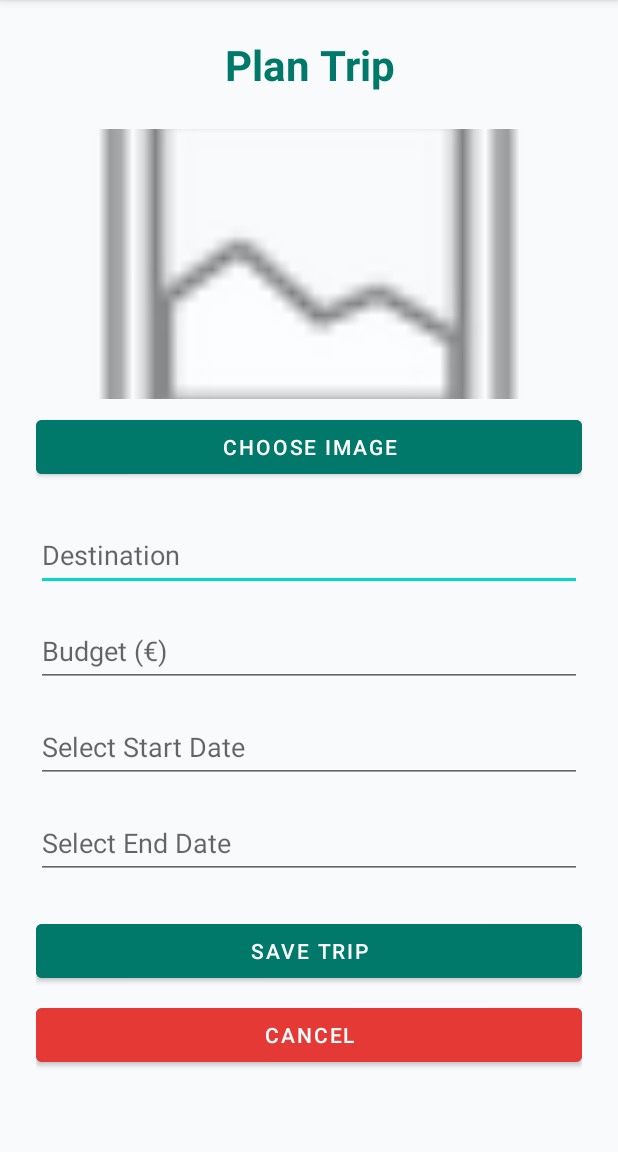
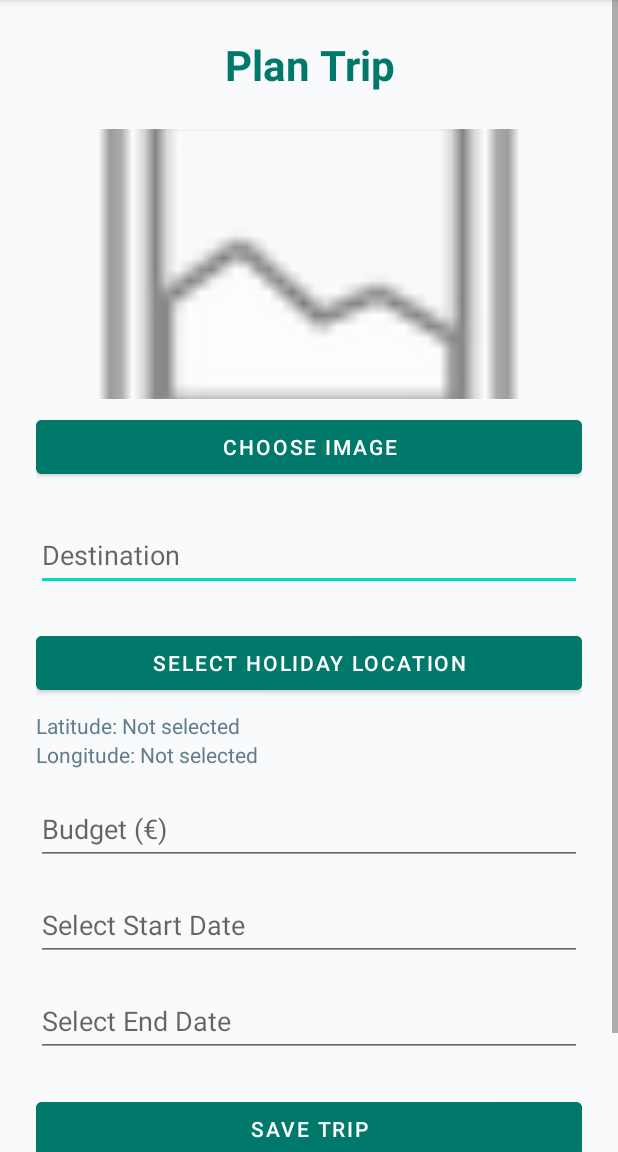
Before and after one commit to jason-liu227/Personal-Holiday-Planner, an Android app: the AddEditActivity screen opened directly, with no data from a screen before it, on a phone screen of 412 x 824 dp, the part 84-1236 px from its top. Run offline under Robolectric (Android 15) with nearby library versions, the phone set to English and light mode, and no system bars; our stand-ins replace Timber.

Commit message:
Added location button and coordinates text view

```diff
--- a/app/src/main/res/layout/activity_add_edit.xml
+++ b/app/src/main/res/layout/activity_add_edit.xml
@@ -61,6 +61,33 @@
                 android:minHeight="48dp"
                 android:textColor="#000000" />
 
+            <Button
+                android:id="@+id/locationButton"
+                android:layout_width="match_parent"
+                android:layout_height="wrap_content"
+                android:layout_marginTop="8dp"
+                android:backgroundTint="@color/planner_teal"
+                android:text="Select Holiday Location"
+                android:textColor="@color/planner_white" />
+
+            <TextView
+                android:id="@+id/latitudeText"
+                android:layout_width="match_parent"
+                android:layout_height="wrap_content"
+                android:layout_marginTop="8dp"
+                android:text="Latitude: Not selected"
+                android:textColor="@color/planner_secondary"
+                android:textSize="14sp" />
+
+            <TextView
+                android:id="@+id/longitudeText"
+                android:layout_width="match_parent"
+                android:layout_height="wrap_content"
+                android:layout_marginBottom="16dp"
+                android:text="Longitude: Not selected"
+                android:textColor="@color/planner_secondary"
+                android:textSize="14sp" />
+
             <EditText
                 android:id="@+id/budgetInput"
                 android:layout_width="match_parent"
@@ -110,6 +137,8 @@
                 android:text="Cancel"
                 android:textColor="@color/planner_white" />
 
+
+
         </LinearLayout>
     </ScrollView>
 </androidx.constraintlayout.widget.ConstraintLayout>
```
